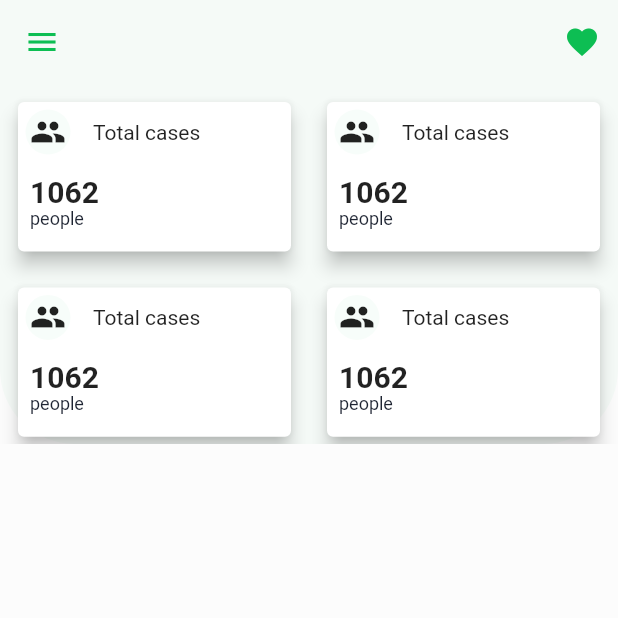
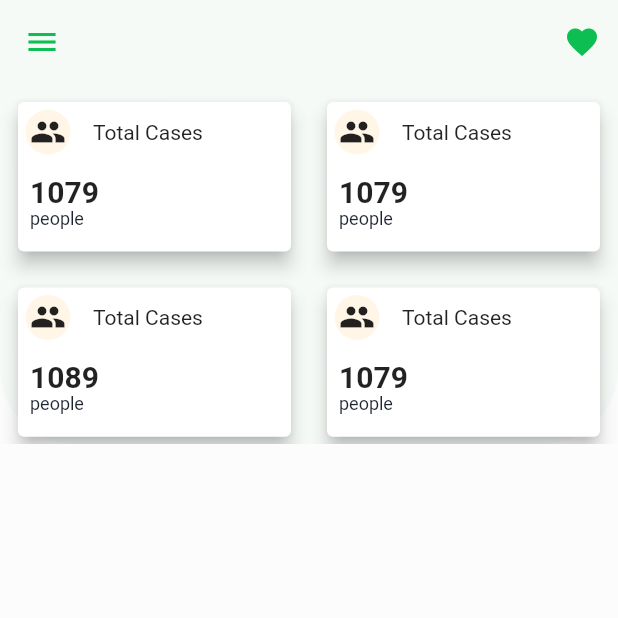
Before and after one commit to GeekHaven/Covid-Tracker, a Flutter app: the screen it shows after launch, on a phone screen of 412 x 824 dp, the top half of it. Run offline on Flutter 3.47's test engine with Material 2 defaults, Android fonts, the light colour scheme and no system bars; our stand-ins replace flutter_svg.

Commit message:
personalized cards

```diff
--- a/lib/screens/home.dart
+++ b/lib/screens/home.dart
@@ -5,69 +5,6 @@ import 'package:flutter_svg/svg.dart';
 class HomeScreen extends StatelessWidget {
   @override
   Widget build(BuildContext context) {
-    var padding2 = Padding(
-                  padding: const EdgeInsets.all(8.0),
-                  child: Card(
-                    child: Column(
-                      children: <Widget>[
-                        Row(
-                          children: <Widget>[
-                            Container(
-                              margin: EdgeInsets.all(5),
-                              alignment: Alignment.center,
-                              height: 30,
-                              width: 30,
-                              decoration: BoxDecoration(
-                                  color: kPrimaryColor.withOpacity(0.03),
-                                  shape: BoxShape.circle),
-                              child: FittedBox(child: Icon(Icons.people)),
-                            ),
-                            SizedBox(
-                              width: 10,
-                            ),
-                            Text(
-                              'Total cases',
-                              maxLines: 1,
-                              overflow: TextOverflow.ellipsis,
-                            )
-                          ],
-                        ),
-                        Padding(
-                          padding: const EdgeInsets.all(8.0),
-                          child: Row(
-                            children: <Widget>[
-                              RichText(
-                                text: TextSpan(
-                                  style: TextStyle(color: kTextColor),
-                                  children: [
-                                    TextSpan(
-                                      text: '1062\n',
-                                      style: Theme.of(context)
-                                          .textTheme
-                                          .headline6
-                                          .copyWith(
-                                            fontWeight: FontWeight.bold,
-                                          ),
-                                    ),
-                                    TextSpan(
-                                      text: 'people',
-                                      style: TextStyle(
-                                        fontSize: 12,
-                                      ),
-                                    )
-                                  ],
-                                ),
-                              ),
-
-                            ],
-                          ),
-                        ),
-                      ],
-                    ),
-                    elevation: 5,
-                  ),
-
-                );
     return Scaffold(
       appBar: buildAppBar(),
       body: Container(
@@ -84,10 +21,10 @@ class HomeScreen extends StatelessWidget {
           gridDelegate: SliverGridDelegateWithFixedCrossAxisCount(
               crossAxisCount: 2, childAspectRatio: 300 / 180),
           children: <Widget>[
-                padding2,
-                padding2,
-                padding2,
-                padding2,
+            Infocard(title:'Total Cases',effectedNum: 1079,iconcolor: Colors.orange[100],),
+            Infocard(title:'Total Cases',effectedNum: 1079,iconcolor: Colors.orange[100],),
+            Infocard(title:'Total Cases',effectedNum: 1089,iconcolor: Colors.orange[100],),
+            Infocard(title:'Total Cases',effectedNum: 1079,iconcolor: Colors.orange[100],),
 
           ],
         ),
@@ -118,3 +55,80 @@ class HomeScreen extends StatelessWidget {
     );
   }
 }
+
+class Infocard extends StatelessWidget {
+ final String title;
+ final int effectedNum;
+ final Color iconcolor;
+
+  const Infocard({
+    Key key, this.title, this.effectedNum, this.iconcolor,
+  }) : super(key: key);
+
+  @override
+  Widget build(BuildContext context) {
+    return Padding(
+      padding: const EdgeInsets.all(8.0),
+      child: Card(
+        child: Column(
+          children: <Widget>[
+            Row(
+              children: <Widget>[
+                Container(
+                  margin: EdgeInsets.all(5),
+                  alignment: Alignment.center,
+                  height: 30,
+                  width: 30,
+                  decoration: BoxDecoration(
+                      color: iconcolor.withOpacity(0.3),
+                      shape: BoxShape.circle),
+                  child: FittedBox(child: Icon(Icons.people)),
+                ),
+                SizedBox(
+                  width: 10,
+                ),
+                Text(
+                  title,
+                  maxLines: 1,
+                  overflow: TextOverflow.ellipsis,
+                )
+              ],
+            ),
+            Padding(
+              padding: const EdgeInsets.all(8.0),
+              child: Row(
+                children: <Widget>[
+                  RichText(
+                    text: TextSpan(
+                      style: TextStyle(color: kTextColor),
+                      children: [
+                        TextSpan(
+                          text: '$effectedNum\n',
+                          style: Theme.of(context)
+                              .textTheme
+                              .headline6
+                              .copyWith(
+                                fontWeight: FontWeight.bold,
+                              ),
+                        ),
+                        TextSpan(
+                          text: 'people',
+                          style: TextStyle(
+                            fontSize: 12,
+                          ),
+                        )
+                      ],
+                    ),
+                  ),
+
+                ],
+              ),
+            ),
+          ],
+        ),
+        elevation: 5,
+      ),
+
+    );
+  }
+}
```
Lines whose indentation alone changed are shown as unchanged.
